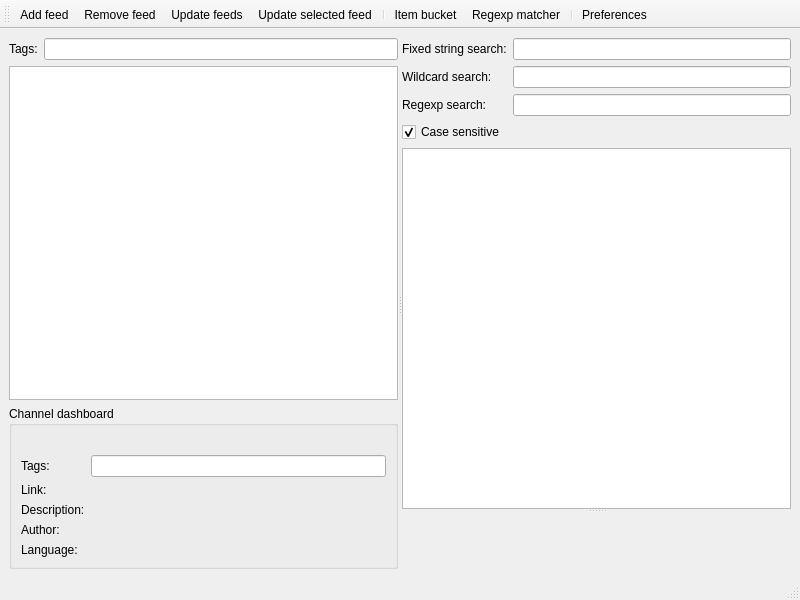
0xd34df00d/leechcraft, file src/plugins/aggregator/mainwindow.ui: the form before one commit.
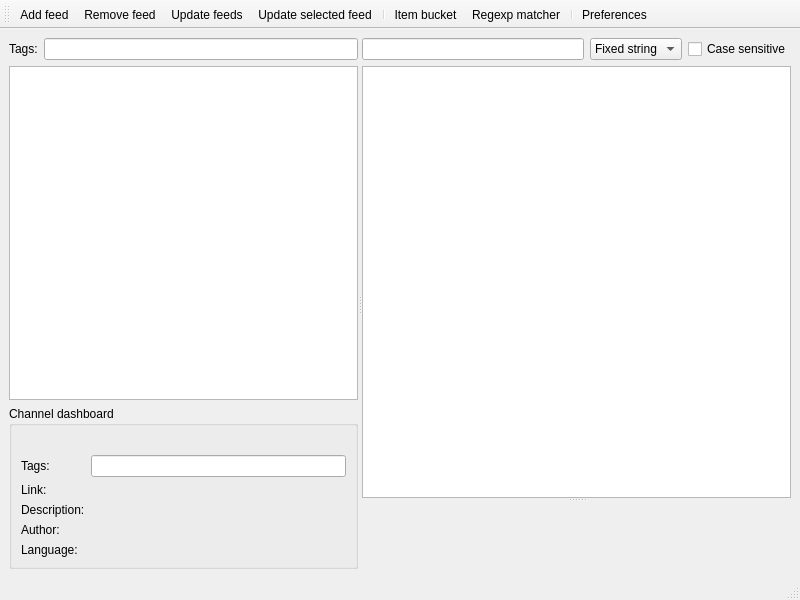
The form after the commit. Icons and pictures are not drawn. Custom widgets are drawn as their Qt base class.

Commit message: * Aggregator: FS#127: Redesign search panel. * Aggregator: Fixed a crash when no items are available for preview   after some where available. - Aggregator, BitTorrent: Removed those .pro files, as I've learned to   translate without them.

```diff
--- a/src/plugins/aggregator/mainwindow.ui
+++ b/src/plugins/aggregator/mainwindow.ui
@@ -158,43 +158,32 @@
         <item>
          <layout class="QGridLayout" >
           <item row="0" column="0" >
-           <widget class="QLabel" name="label_2" >
-            <property name="text" >
-             <string>Fixed string search:</string>
-            </property>
-           </widget>
+           <widget class="QLineEdit" name="SearchLine_" />
           </item>
           <item row="0" column="1" >
-           <widget class="QLineEdit" name="FixedStringSearch_" />
-          </item>
-          <item row="1" column="0" >
-           <widget class="QLabel" name="label_3" >
+           <widget class="QComboBox" name="SearchType_" >
+            <item>
+             <property name="text" >
+              <string>Fixed string</string>
+             </property>
+            </item>
+            <item>
             <property name="text" >
-             <string>Wildcard search:</string>
-            </property>
-           </widget>
-          </item>
-          <item row="1" column="1" >
-           <widget class="QLineEdit" name="WildcardSearch_" />
-          </item>
-          <item row="2" column="0" >
-           <widget class="QLabel" name="label_4" >
+              <string>Wildcard</string>
+             </property>
+            </item>
+            <item>
             <property name="text" >
-             <string>Regexp search:</string>
-            </property>
+              <string>Regexp</string>
+             </property>
+            </item>
            </widget>
           </item>
-          <item row="2" column="1" >
-           <widget class="QLineEdit" name="RegexpSearch_" />
-          </item>
-          <item row="3" column="0" >
+          <item row="0" column="2" >
            <widget class="QCheckBox" name="CaseSensitiveSearch_" >
             <property name="text" >
              <string>Case sensitive</string>
             </property>
-            <property name="checked" >
-             <bool>true</bool>
-            </property>
            </widget>
           </item>
          </layout>
```
Left out of the diff: 2 changed lines with no effect on the pictures. Lines whose indentation alone changed are shown as unchanged. The commit also changes 12 other files.
